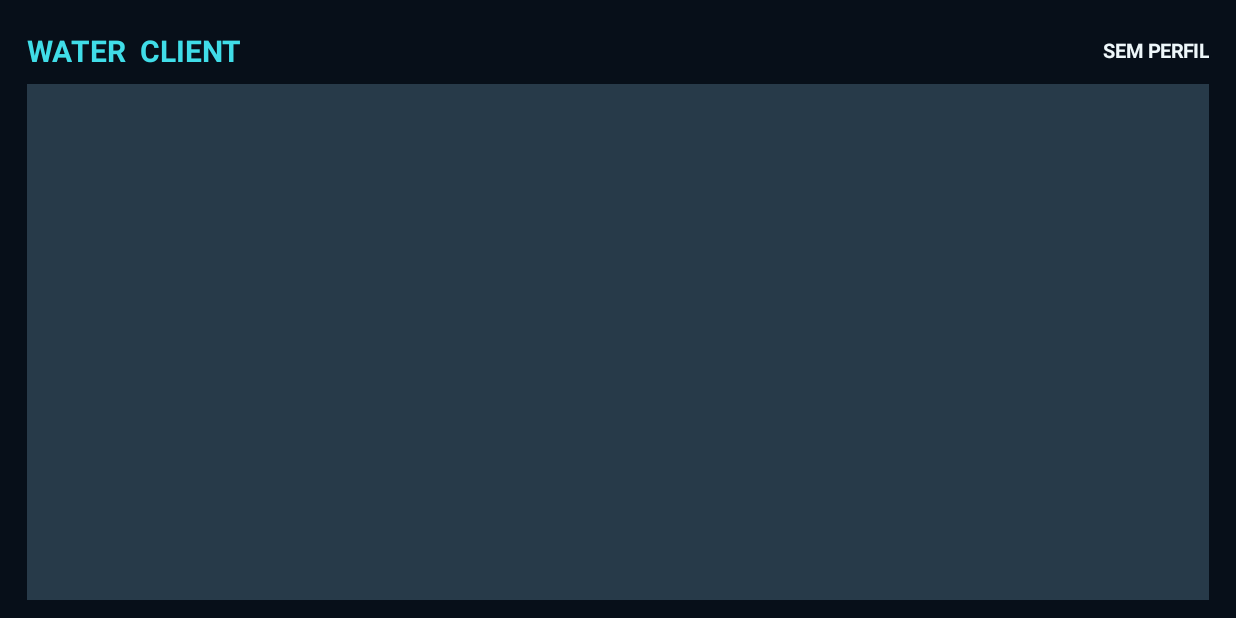
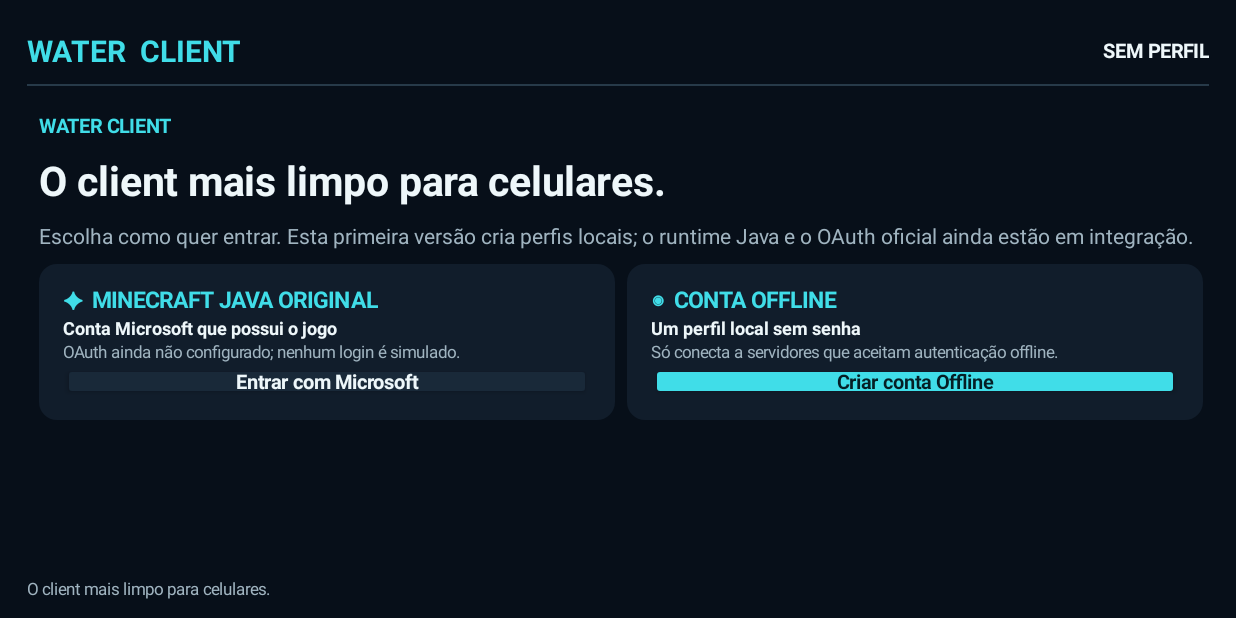
Before and after one commit to pruanzinho10-png/segundo-teste-do-water-client, an Android app: the screen it shows after launch (MainActivity), on a phone screen of 824 x 412 dp (held sideways). Run offline under Robolectric (Android 15) with nearby library versions, the phone set to English and light mode, and no system bars.

Commit message:
Fix divider height consuming welcome screen

```diff
--- a/water-client-android-preview-source/android/app/src/main/java/dev/waterclient/android/MainActivity.java
+++ b/water-client-android-preview-source/android/app/src/main/java/dev/waterclient/android/MainActivity.java
@@ -34,7 +34,7 @@ import java.util.concurrent.Executors;
 /** Primeira base Android: navegação landscape e perfis Offline persistentes. */
 public final class MainActivity extends Activity {
     private static final String TAG = "WaterClientDiag";
-    private static final String DIAGNOSTIC_BUILD = "diag-2026-11-17-r1";
+    private static final String DIAGNOSTIC_BUILD = "diag-2026-11-17-r2";
     private static final int BG = Color.rgb(7, 15, 25);
     private static final int PANEL = Color.rgb(17, 29, 43);
     private static final int PANEL_2 = Color.rgb(25, 41, 57);
@@ -101,7 +101,7 @@ public final class MainActivity extends Activity {
         header.addView(profile, new LinearLayout.LayoutParams(-2, dp(44)));
         root.addView(header);
         View separator = divider();
-        root.addView(separator);
+        root.addView(separator, new LinearLayout.LayoutParams(-1, dp(1)));
 
         LinearLayout body = new LinearLayout(this);
         body.setOrientation(LinearLayout.HORIZONTAL);
```
